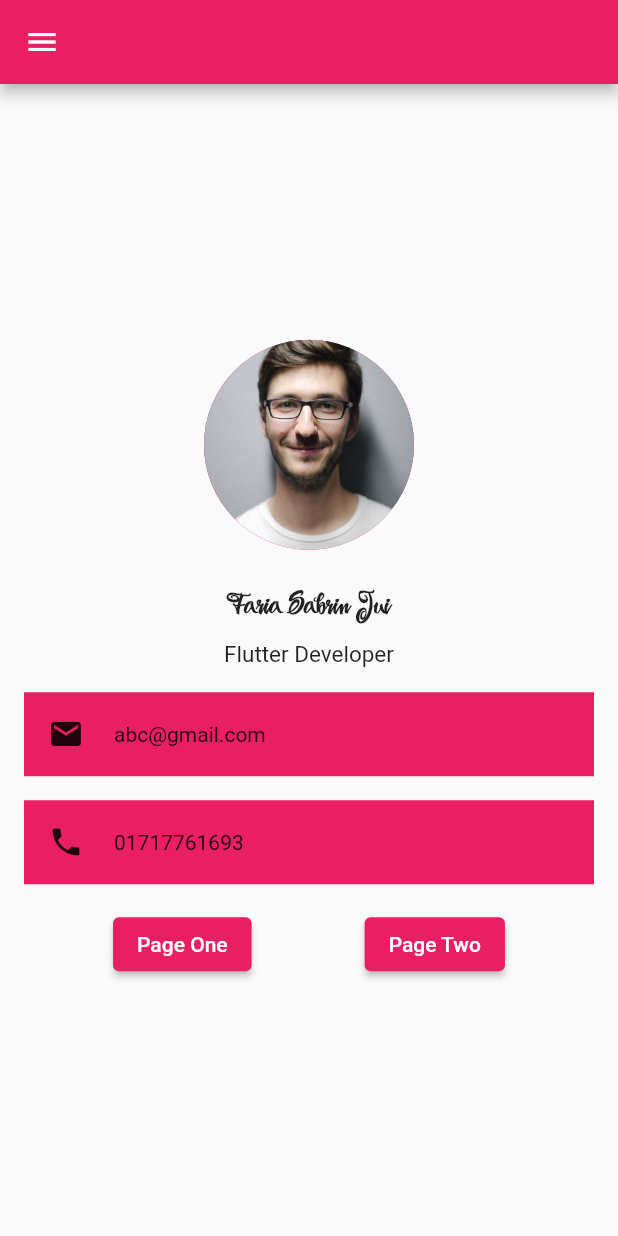
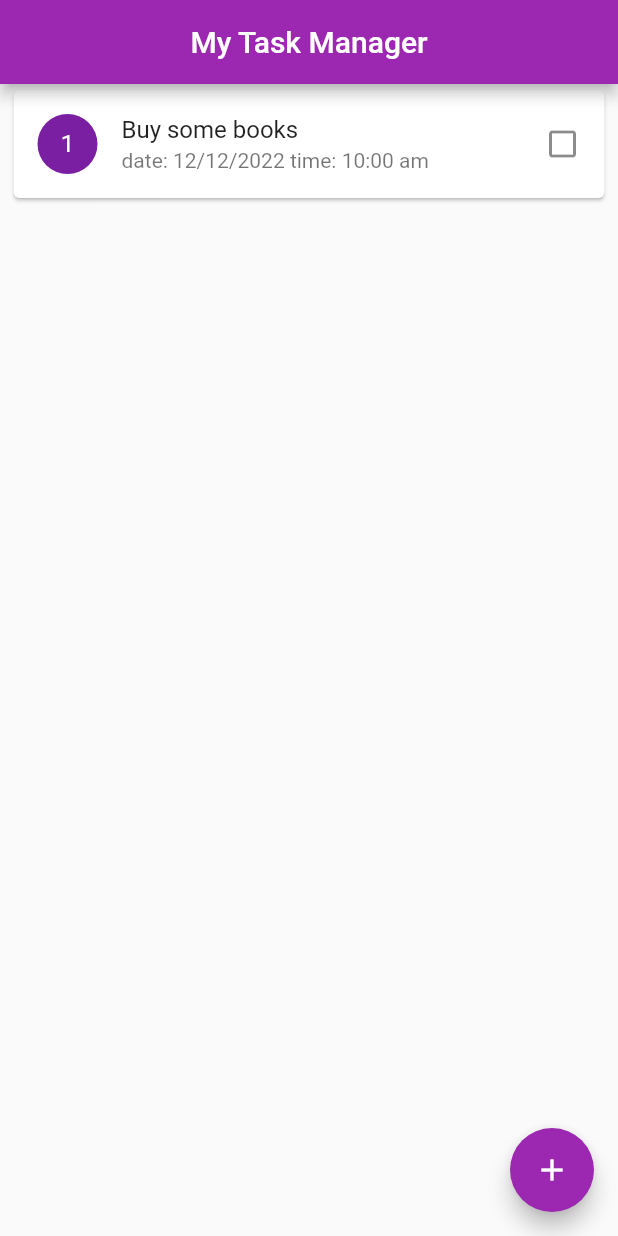
Before and after one commit to Faria02/Android_Course, a Flutter app: the screen it shows after launch, on a phone screen of 412 x 824 dp. Run offline on Flutter 3.47's test engine with Material 2 defaults, Android fonts, the phone set to English and light mode, and no system bars.

Commit message:
Task Manager App 1

```diff
--- a/lib/home_page.dart
+++ b/lib/home_page.dart
@@ -1,188 +1,104 @@
 import 'package:flutter/material.dart';
-import 'package:practice_1/page_one.dart';
-import 'package:practice_1/page_two.dart';
 
 class HomePage extends StatefulWidget {
+  const HomePage({Key? key}) : super(key: key);
+
   @override
-  State<HomePage> createState() => _HomePageState();
+  _HomePageState createState() => _HomePageState();
 }
 
 class _HomePageState extends State<HomePage> {
-  //const HomePage({Key? key}) : super(key: key);
-  String imgUrl =
-      "https://images.pexels.com/photos/220453/pexels-photo-220453.jpeg?cs=srgb&dl=pexels-pixabay-220453.jpg&fm=jpg";
-
-  bool isExpand = false;
-
+  List taskList = ['Buy some books'];
+  List dateList = ['12/12/2022'];
+  List timeList = ['10:00 am'];
+  TextEditingController taskController = TextEditingController();
+  TextEditingController dateController = TextEditingController();
+  TextEditingController timeController = TextEditingController();
   @override
   Widget build(BuildContext context) {
     return Scaffold(
-      drawer: Drawer(
-        child: Container(
-          //color: Colors.amber,
-          child: Column(
-            children: [
-              UserAccountsDrawerHeader(
-                  onDetailsPressed: () {
-                    isExpand = !isExpand;
-                    setState(() {});
-                  },
-                  otherAccountsPictures: [
-                    CircleAvatar(
-                      backgroundImage: NetworkImage(imgUrl),
-                    ),
+      appBar: AppBar(
+        title: Text(
+          'My Task Manager',
+        ),
+        centerTitle: true,
+      ),
+      body: Container(
+        width: double.infinity,
+        height: double.infinity,
+        padding: EdgeInsets.symmetric(horizontal: 5),
+        child: ListView.builder(
+            itemCount: taskList.length,
+            itemBuilder: (context, index) {
+              return Card(
+                child: ListTile(
+                  title: Text(taskList[index]),
+                  subtitle:
+                      Text('date: ${dateList[index]} time: ${timeList[index]}'),
+                  leading: CircleAvatar(
+                    child: Text('${index + 1}'),
+                  ),
+                  trailing: Icon(Icons.check_box_outline_blank),
+                ),
+              );
+            }),
+      ),
+      floatingActionButton: FloatingActionButton(
+        onPressed: () {
+          showDialog(
+              context: context,
+              builder: (context) {
+                return AlertDialog(
+                  title: Text('Add Your Task'),
+                  content: Column(
+                    mainAxisSize: MainAxisSize.min,
+                    children: [
+                      TextField(
+                        controller: taskController,
+                        decoration: InputDecoration(
+                          hintText: 'Add Task Here',
+                          icon: Icon(Icons.title),
+                        ),
+                      ),
+                      TextField(
+                        controller: dateController,
+                        decoration: InputDecoration(
+                            icon: Icon(
+                              Icons.date_range,
+                            ),
+                            hintText: 'Task Date'),
+                      ),
+                      TextField(
+                        controller: timeController,
+                        decoration: InputDecoration(
+                            icon: Icon(Icons.timeline), hintText: 'Task Time'),
+                      )
+                    ],
+                  ),
+                  actions: [
+                    TextButton(
+                        onPressed: () {
+                          taskList.add(taskController.text);
+                          dateList.add(dateController.text);
+                          timeList.add(timeController.text);
+                          taskController.clear();
+                          dateController.clear();
+                          timeController.clear();
+                          Navigator.pop(context);
+                          setState(() {});
+                        },
+                        child: Text('ok')),
+                    TextButton(
+                        onPressed: () {
+                          Navigator.pop(context);
+                        },
+                        child: Text('cancel')),
                   ],
-                  otherAccountsPicturesSize: Size.square(35),
-                  currentAccountPicture: CircleAvatar(
-                    backgroundImage: AssetImage('assets/images/pro_pic.jpg'),
-                  ),
-                  accountName: Text('Faria Sabrin'),
-                  accountEmail: Text('faria@gmail.com')),
-              isExpand ? MenuList() : CustomContainer(),
-            ],
-          ),
-        ),
-      ),
-      appBar: AppBar(),
-      body: Container(
-        constraints: BoxConstraints.expand(),
-        child: Column(
-          //crossAxisAlignment: CrossAxisAlignment.center,
-          mainAxisAlignment: MainAxisAlignment.center,
-          children: [
-            CircleAvatar(
-              radius: 70,
-              backgroundImage: AssetImage('assets/images/pro_pic.jpg'),
-            ),
-            const SizedBox(
-              height: 20,
-            ),
-            Text(
-              'Faria Sabrin Jui',
-              style: TextStyle(
-                fontSize: 20,
-                fontWeight: FontWeight.w600,
-                fontFamily: 'Festive',
-              ),
-            ),
-            const SizedBox(
-              height: 7,
-            ),
-            Text(
-              'Flutter Developer',
-              style: TextStyle(
-                fontSize: 15,
-                fontWeight: FontWeight.w400,
-              ),
-            ),
-            Container(
-              color: Colors.pink,
-              padding: EdgeInsets.all(16),
-              margin: EdgeInsets.fromLTRB(16, 16, 16, 16),
-              child: Row(
-                children: [
-                  Icon(Icons.mail),
-                  const SizedBox(
-                    width: 20,
-                  ),
-                  Text('abc@gmail.com'),
-                ],
-              ),
-            ),
-            Container(
-              color: Colors.pink,
-              padding: EdgeInsets.all(16),
-              margin: EdgeInsets.fromLTRB(16, 0, 16, 16),
-              child: Row(
-                children: [
-                  Icon(Icons.phone),
-                  const SizedBox(
-                    width: 20,
-                  ),
-                  Text('01717761693'),
-                ],
-              ),
-            ),
-            Row(
-              mainAxisAlignment: MainAxisAlignment.spaceEvenly,
-              children: [
-                ElevatedButton(
-                  onPressed: () {
-                    Navigator.push(context,
-                        MaterialPageRoute(builder: (context) {
-                      return PageOne();
-                    }));
-                  },
-                  child: Text('Page One'),
-                ),
-                ElevatedButton(
-                  onPressed: () {
-                    Navigator.push(context,
-                        MaterialPageRoute(builder: (context) => PageTwo()));
-                  },
-                  child: Text('Page Two'),
-                ),
-              ],
-            ),
-          ],
-        ),
+                );
+              });
+        },
+        child: Icon(Icons.add),
       ),
     );
   }
 }
-
-class MenuList extends StatelessWidget {
-  const MenuList({
-    Key? key,
-  }) : super(key: key);
-
-  @override
-  Widget build(BuildContext context) {
-    return Column(
-      children: [
-        ListTile(
-          leading: Icon(Icons.home),
-          title: Text('Home Page'),
-          trailing: Icon(Icons.edit),
-        ),
-        ListTile(
-          leading: Icon(Icons.adb_outlined),
-          title: Text('About Page'),
-          trailing: Icon(Icons.edit),
-        ),
-        ListTile(
-          leading: Icon(Icons.portable_wifi_off_outlined),
-          title: Text('Profile Page'),
-          trailing: Icon(Icons.edit),
-        ),
-        ListTile(
-          leading: Icon(Icons.settings),
-          title: Text('Settings Page'),
-          trailing: Icon(Icons.edit),
-        ),
-        ListTile(
-          leading: Icon(Icons.contact_page),
-          title: Text('Contact Page'),
-          trailing: Icon(Icons.edit),
-        ),
-      ],
-    );
-  }
-}
-
-class CustomContainer extends StatelessWidget {
-  const CustomContainer({Key? key}) : super(key: key);
-
-  @override
-  Widget build(BuildContext context) {
-    return Container(
-      alignment: Alignment.center,
-      width: double.infinity,
-      //color: Colors.amber,
-      child: Text(
-        'My Custom\nContainer',
-        textAlign: TextAlign.center,
-      ),
-    );
-  }
-}
--- a/lib/main.dart
+++ b/lib/main.dart
@@ -1,6 +1,5 @@
 import 'package:flutter/material.dart';
-
-import 'home_page.dart';
+import 'package:practice_1/home_page.dart';
 
 main() {
   runApp(MyApp());
@@ -12,12 +11,11 @@ class MyApp extends StatelessWidget {
   @override
   Widget build(BuildContext context) {
     return MaterialApp(
-      title: ('Flutter Demo'),
       theme: ThemeData(
-        primarySwatch: Colors.pink,
+        primarySwatch: Colors.purple,
       ),
+      debugShowCheckedModeBanner: false,
       home: HomePage(),
-      debugShowCheckedModeBanner: false,
     );
   }
 }
```
Also changed, not shown: lib/page_one.dart (deleted, +0 -99 lines), lib/page_two.dart (deleted, +0 -20 lines).
